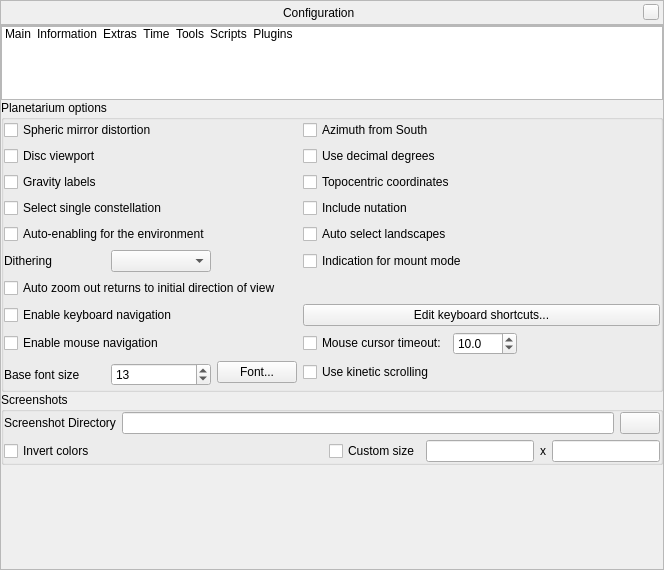
First picture: the form in src/gui/configurationDialog.ui, repository Stellarium/stellarium, before the edit.
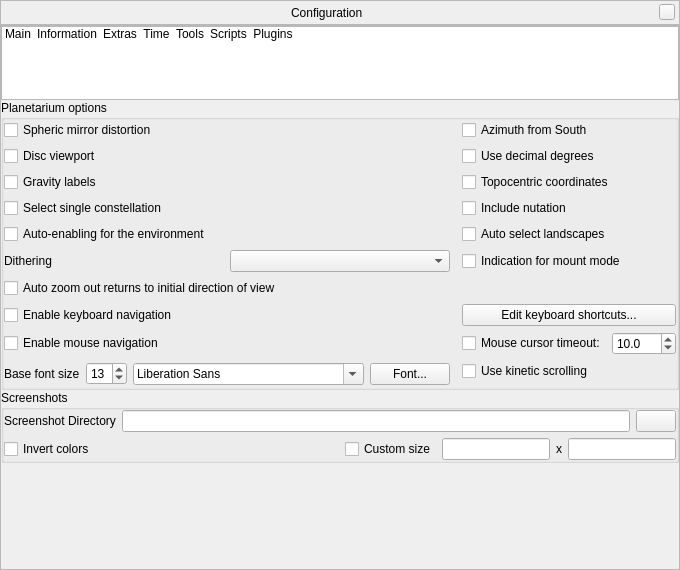
Second picture: the form after the edit. Icons and pictures are not drawn. Custom widgets are drawn as their Qt base class.

Commit message: GUI: Tryout FontComboBox (currently have both for testing)

What changed in the file:
```diff
--- a/src/gui/configurationDialog.ui
+++ b/src/gui/configurationDialog.ui
@@ -1993,6 +1993,19 @@
                  </property>
                 </widget>
                </item>
+               <item>
+                <widget class="QFontComboBox" name="fontComboBox"/>
+               </item>
+               <item>
+                <widget class="QPushButton" name="fontSelectPushButton">
+                 <property name="toolTip">
+                  <string>Select system font</string>
+                 </property>
+                 <property name="text">
+                  <string>Font...</string>
+                 </property>
+                </widget>
+               </item>
               </layout>
              </item>
              <item row="17" column="3">
@@ -2005,16 +2018,6 @@
                </property>
               </widget>
              </item>
-             <item row="17" column="2">
-              <widget class="QPushButton" name="fontSelectPushButton">
-               <property name="toolTip">
-                <string>Select system font</string>
-               </property>
-               <property name="text">
-                <string>Font...</string>
-               </property>
-              </widget>
-             </item>
             </layout>
            </widget>
           </item>
```
The commit also changes 2 other files.
